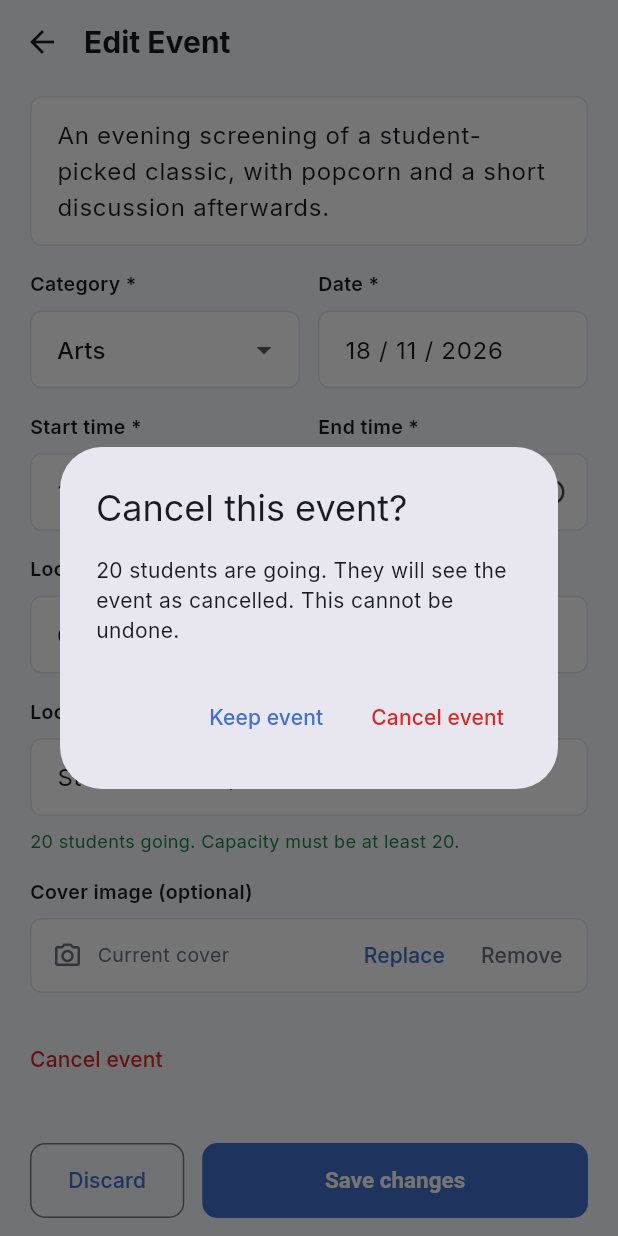
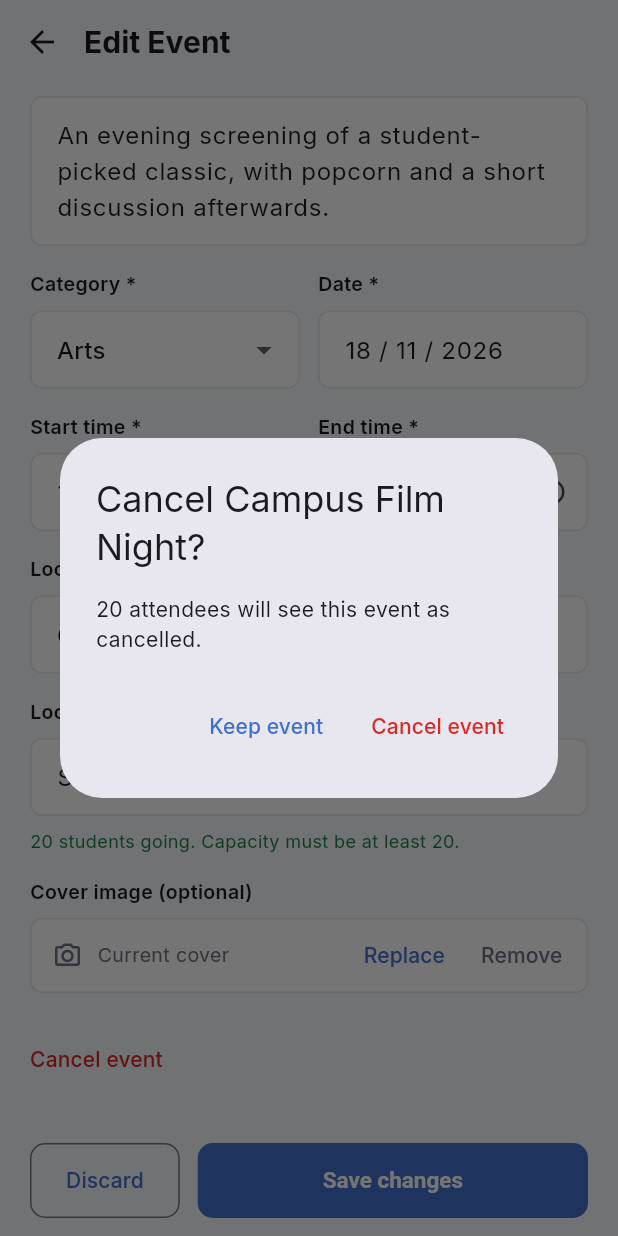
Before and after one commit to dolunayozbilgin/CampusConnect, a Flutter app: the CreateEventScreen screen opened directly with sample values from the repository, scrolled down 153 dp, after a tap on "Cancel event", on a phone screen of 412 x 824 dp. Run offline on Flutter 3.47's test engine with Material 3 defaults, Android fonts, the phone set to English and light mode, and no system bars.

Commit message:
Fix popup screens to match the design

```diff
--- a/lib/screens/create_event_screen.dart
+++ b/lib/screens/create_event_screen.dart
@@ -229,13 +229,11 @@ class _CreateEventScreenState extends State<CreateEventScreen> {
     final confirmed = await showDialog<bool>(
       context: context,
       builder: (dialogContext) => AlertDialog(
-        title: const Text('Cancel this event?'),
+        title: Text('Cancel ${widget.event!.title}?'),
         content: Text(
-          _going > 0
-              ? '$_going students are going. They will see the event as '
-                    'cancelled. This cannot be undone.'
-              : 'The event will be removed from the feed. This cannot be '
-                    'undone.',
+          _going == 1
+              ? '1 attendee will see this event as cancelled.'
+              : '$_going attendees will see this event as cancelled.',
         ),
         actions: [
           TextButton(
@@ -280,22 +278,26 @@ class _CreateEventScreenState extends State<CreateEventScreen> {
 
     Navigator.pushReplacement(
       context,
-      MaterialPageRoute(builder: (_) => EventDetailsScreen(event: event)),
+      MaterialPageRoute(
+        builder: (_) => EventDetailsScreen(
+          event: event,
+          banner: SuccessBanner(
+            title: 'Event published',
+            message: '${event.title} is now on the Event Feed.',
+          ),
+        ),
+      ),
     );
-    ScaffoldMessenger.of(context)
-      ..hideCurrentSnackBar()
-      ..showSnackBar(const SnackBar(content: Text('Event published')));
   }
 
   Future<void> _confirmDiscard() async {
     final discard = await showDialog<bool>(
       context: context,
       builder: (dialogContext) => AlertDialog(
-        title: Text(_isEditing ? 'Discard changes?' : 'Discard this event?'),
-        content: Text(
-          _isEditing
-              ? 'Your edits to this event will be lost.'
-              : 'What you entered will be lost.',
+        title: const Text('Discard changes?'),
+        content: const Text(
+          'You have unsaved event changes. Discarding will restore the last '
+          'saved version.',
         ),
         actions: [
           TextButton(
@@ -525,8 +527,8 @@ class _CreateEventScreenState extends State<CreateEventScreen> {
                   if (_going > 0) ...[
                     const SizedBox(height: 8),
                     Text(
-                      '$_going students going. Capacity must be at least '
-                      '$_going.',
+                      '$_going ${_going == 1 ? 'student' : 'students'} '
+                      'going. Capacity must be at least $_going.',
                       style: const TextStyle(
                         fontSize: 12,
                         color: AppColors.tagGreenText,
@@ -568,23 +570,21 @@ class _CreateEventScreenState extends State<CreateEventScreen> {
             child: _isEditing
                 ? Row(
                     children: [
-                      Expanded(
-                        flex: 2,
-                        child: OutlinedButton(
+                      // Sized to its label; Save changes takes the rest.
+                      OutlinedButton(
                         // maybePop goes through the PopScope guard.
                         onPressed: () => Navigator.maybePop(context),
                         style: OutlinedButton.styleFrom(
-                            minimumSize: const Size.fromHeight(50),
+                          minimumSize: const Size(0, 50),
+                          padding: const EdgeInsets.symmetric(horizontal: 24),
                           shape: RoundedRectangleBorder(
                             borderRadius: BorderRadius.circular(10),
                           ),
                         ),
                         child: const Text('Discard'),
                       ),
-                      ),
                       const SizedBox(width: 12),
                       Expanded(
-                        flex: 5,
                         child: FilledButton(
                           onPressed: _saveChanges,
                           child: const Text('Save changes'),
```
Also changed, not shown: lib/screens/discussion_screen.dart (+6 -3 lines), lib/screens/event_details_screen.dart (+110 -6 lines). Lines whose indentation alone changed are shown as unchanged.
